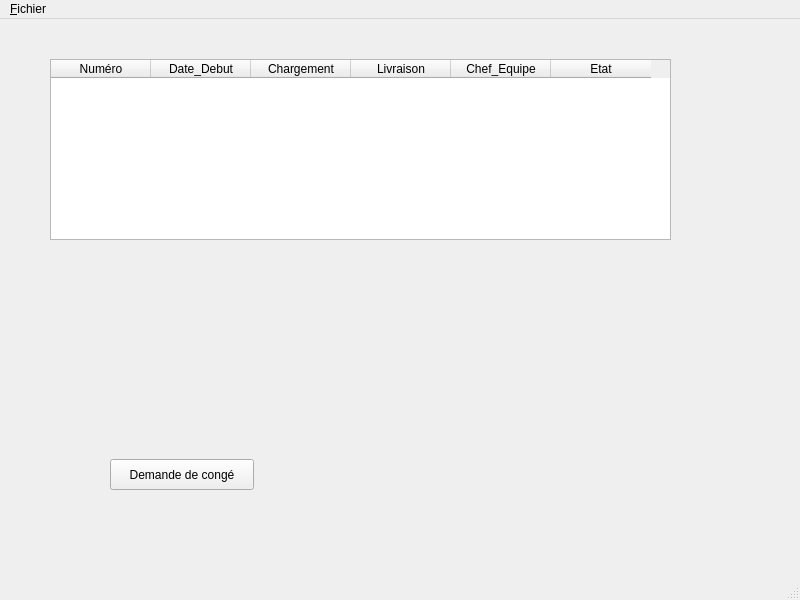
dervieuxC/gestionDemenagementCorrige, file CODE/mainwindowsalarie.ui: the form before one commit.
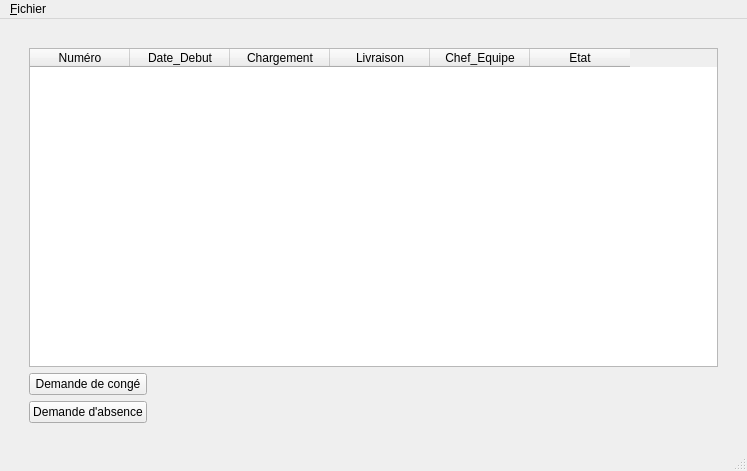
The form after the commit.

```diff
--- a/CODE/mainwindowsalarie.ui
+++ b/CODE/mainwindowsalarie.ui
@@ -6,23 +6,49 @@
    <rect>
     <x>0</x>
     <y>0</y>
-    <width>800</width>
-    <height>600</height>
+    <width>747</width>
+    <height>471</height>
    </rect>
   </property>
   <property name="windowTitle">
    <string>MainWindow</string>
   </property>
   <widget class="QWidget" name="centralwidget">
+   <layout class="QVBoxLayout" name="verticalLayout_5">
+    <item>
+     <layout class="QVBoxLayout" name="verticalLayout_4">
+      <item>
+       <spacer name="horizontalSpacer_3">
+        <property name="orientation">
+         <enum>Qt::Horizontal</enum>
+        </property>
+        <property name="sizeHint" stdset="0">
+         <size>
+          <width>688</width>
+          <height>20</height>
+         </size>
+        </property>
+       </spacer>
+      </item>
+      <item>
+       <layout class="QHBoxLayout" name="horizontalLayout_2">
+        <item>
+         <spacer name="verticalSpacer_2">
+          <property name="orientation">
+           <enum>Qt::Vertical</enum>
+          </property>
+          <property name="sizeHint" stdset="0">
+           <size>
+            <width>20</width>
+            <height>308</height>
+           </size>
+          </property>
+         </spacer>
+        </item>
+        <item>
+         <layout class="QVBoxLayout" name="verticalLayout_3">
+          <item>
    <widget class="QTableWidget" name="tableWidgetSalarie">
-    <property name="geometry">
-     <rect>
-      <x>50</x>
-      <y>40</y>
-      <width>621</width>
-      <height>181</height>
-     </rect>
-    </property>
     <column>
      <property name="text">
       <string>Numéro</string>
@@ -54,27 +80,100 @@
      </property>
     </column>
    </widget>
-   <widget class="QPushButton" name="pushButton">
-    <property name="geometry">
-     <rect>
-      <x>110</x>
-      <y>440</y>
-      <width>144</width>
-      <height>31</height>
-     </rect>
-    </property>
+          </item>
+          <item>
+           <layout class="QHBoxLayout" name="horizontalLayout">
+            <item>
+             <layout class="QVBoxLayout" name="verticalLayout">
+              <item>
+               <widget class="QPushButton" name="pushButtonDemandeConge">
     <property name="text">
      <string>Demande de congé</string>
     </property>
    </widget>
+              </item>
+              <item>
+               <widget class="QPushButton" name="pushButtonDemandeAbsence">
+                <property name="text">
+                 <string>Demande d'absence</string>
+                </property>
+               </widget>
+              </item>
+             </layout>
+            </item>
+            <item>
+             <layout class="QVBoxLayout" name="verticalLayout_2">
+              <item>
+               <spacer name="horizontalSpacer">
+                <property name="orientation">
+                 <enum>Qt::Horizontal</enum>
+                </property>
+                <property name="sizeHint" stdset="0">
+                 <size>
+                  <width>468</width>
+                  <height>20</height>
+                 </size>
+                </property>
+               </spacer>
+              </item>
+              <item>
+               <spacer name="horizontalSpacer_2">
+                <property name="orientation">
+                 <enum>Qt::Horizontal</enum>
+                </property>
+                <property name="sizeHint" stdset="0">
+                 <size>
+                  <width>478</width>
+                  <height>20</height>
+                 </size>
+                </property>
+               </spacer>
+              </item>
+             </layout>
+            </item>
+           </layout>
+          </item>
+         </layout>
+        </item>
+        <item>
+         <spacer name="verticalSpacer">
+          <property name="orientation">
+           <enum>Qt::Vertical</enum>
+          </property>
+          <property name="sizeHint" stdset="0">
+           <size>
+            <width>20</width>
+            <height>328</height>
+           </size>
+          </property>
+         </spacer>
+        </item>
+       </layout>
+      </item>
+      <item>
+       <spacer name="horizontalSpacer_4">
+        <property name="orientation">
+         <enum>Qt::Horizontal</enum>
+        </property>
+        <property name="sizeHint" stdset="0">
+         <size>
+          <width>708</width>
+          <height>17</height>
+         </size>
+        </property>
+       </spacer>
+      </item>
+     </layout>
+    </item>
+   </layout>
   </widget>
   <widget class="QMenuBar" name="menubar">
    <property name="geometry">
     <rect>
      <x>0</x>
      <y>0</y>
-     <width>800</width>
-     <height>27</height>
+     <width>747</width>
+     <height>29</height>
     </rect>
    </property>
    <widget class="QMenu" name="menu_Fichier">
```
Lines whose indentation alone changed are shown as unchanged.
